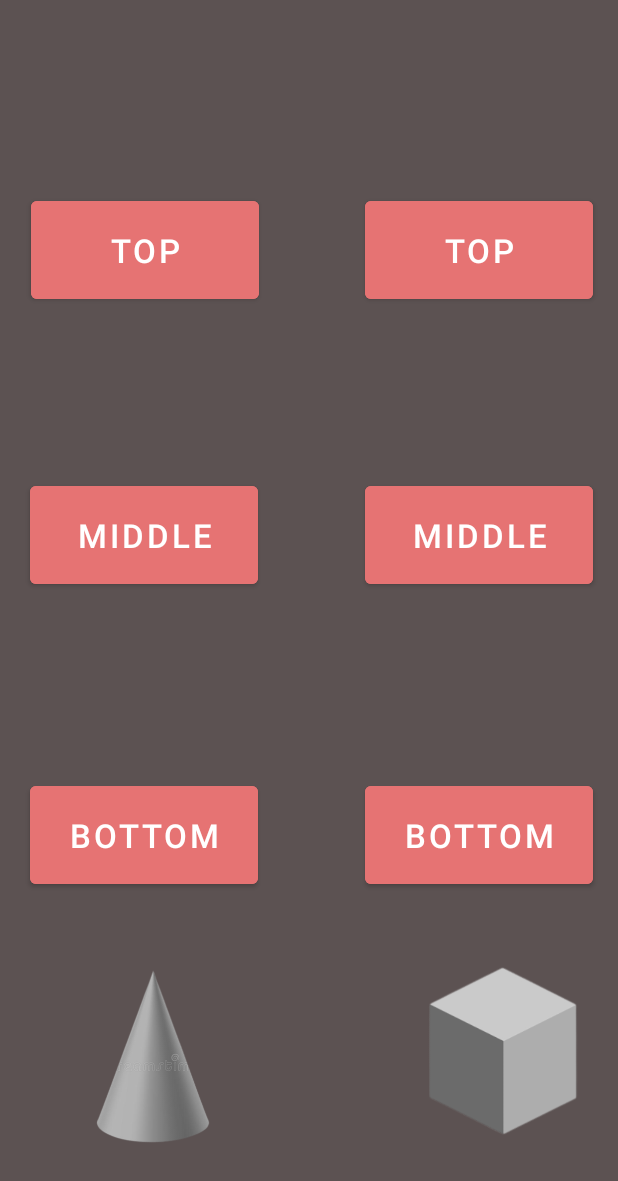
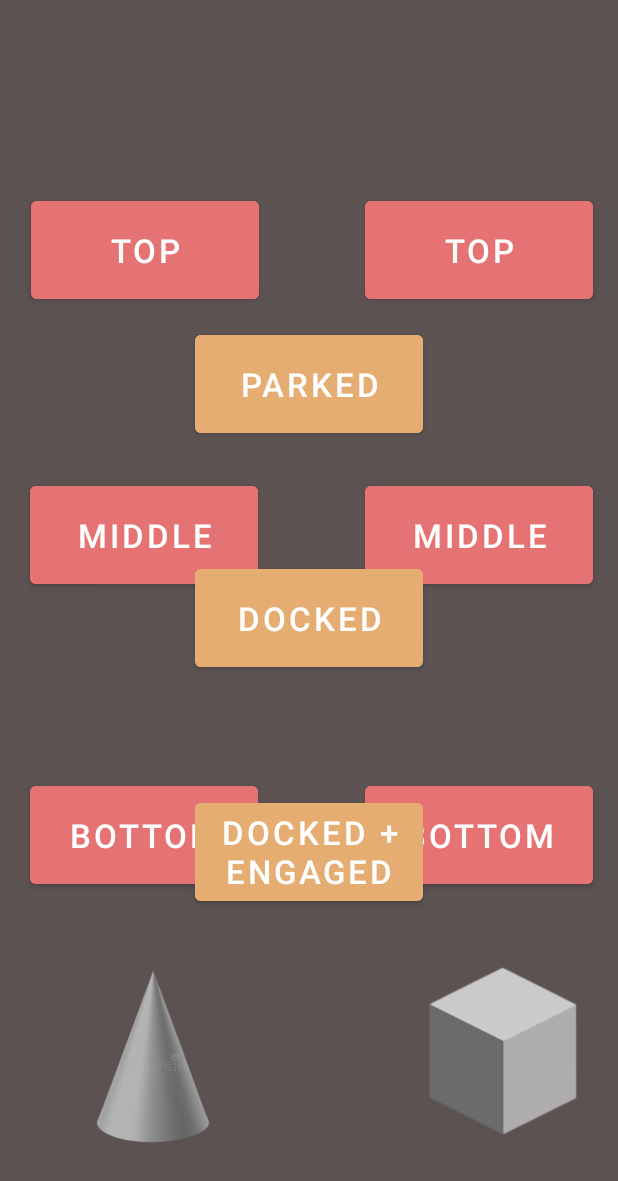
Before and after one commit to AdityaK2905/TalonScoutingApp2023, an Android app: the layout teleop_screen.xml on its own in the app's theme, with its tools: preview values and no code run, on a phone screen of 412 x 824 dp. Shown: the top 1181 px of the screen. Run offline under Robolectric (Android 15) with nearby library versions, the phone set to English and light mode, and no system bars.

Commit message:
more buttons

```diff
--- a/app/src/main/res/layout/teleop_screen.xml
+++ b/app/src/main/res/layout/teleop_screen.xml
@@ -21,7 +21,7 @@
         android:id="@+id/ConeTopButton"
         android:layout_width="152dp"
         android:layout_height="77dp"
-        android:backgroundTint="#E67373"
+        android:backgroundTint="@color/bgpink"
         android:onClick="coneTopPlus"
         android:text="Top"
         android:textSize="22dp"
@@ -36,7 +36,7 @@
         android:id="@+id/cubeTopButton"
         android:layout_width="152dp"
         android:layout_height="77dp"
-        android:backgroundTint="#E67373"
+        android:backgroundTint="@color/bgpink"
         android:onClick="cubeTopPlus"
         android:text="Top"
         android:textSize="22dp"
@@ -51,7 +51,7 @@
         android:id="@+id/coneMidButton"
         android:layout_width="152dp"
         android:layout_height="77dp"
-        android:backgroundTint="#E67373"
+        android:backgroundTint="@color/bgpink"
         android:onClick="coneMidPlus"
         android:text="Middle"
         android:textSize="22dp"
@@ -66,7 +66,7 @@
         android:id="@+id/cubeMidButton"
         android:layout_width="152dp"
         android:layout_height="77dp"
-        android:backgroundTint="#E67373"
+        android:backgroundTint="@color/bgpink"
         android:onClick="cubeMidPlus"
         android:text="Middle"
         android:textSize="22dp"
@@ -81,7 +81,7 @@
         android:id="@+id/coneBottomButton"
         android:layout_width="152dp"
         android:layout_height="77dp"
-        android:backgroundTint="#E67373"
+        android:backgroundTint="@color/bgpink"
         android:onClick="coneLowPlus"
         android:text="Bottom"
         android:textSize="22dp"
@@ -130,4 +130,42 @@
         app:layout_constraintTop_toTopOf="parent"
         app:layout_constraintVertical_bias="0.973"
         app:srcCompat="@drawable/triangle" />
+
+    <Button
+        android:id="@+id/parkButton"
+        android:layout_width="152dp"
+        android:layout_height="77dp"
+        android:backgroundTint="@color/melloyellow"
+        android:text="Parked"
+        android:textSize="22dp"
+        app:layout_constraintBottom_toBottomOf="parent"
+        app:layout_constraintEnd_toEndOf="parent"
+        app:layout_constraintStart_toStartOf="parent"
+        app:layout_constraintTop_toTopOf="parent"
+        app:layout_constraintVertical_bias="0.291" />
+
+    <Button
+        android:id="@+id/dockedButton"
+        android:layout_width="152dp"
+        android:layout_height="77dp"
+        android:backgroundTint="@color/melloyellow"
+        android:text="Docked"
+        android:textSize="22dp"
+        app:layout_constraintBottom_toBottomOf="parent"
+        app:layout_constraintEnd_toEndOf="parent"
+        app:layout_constraintStart_toStartOf="parent"
+        app:layout_constraintTop_toTopOf="parent" />
+
+    <Button
+        android:id="@+id/dockedandEbutton"
+        android:layout_width="152dp"
+        android:layout_height="77dp"
+        android:backgroundTint="@color/melloyellow"
+        android:text="Docked + Engaged"
+        android:textSize="22dp"
+        app:layout_constraintBottom_toBottomOf="parent"
+        app:layout_constraintEnd_toEndOf="parent"
+        app:layout_constraintStart_toStartOf="parent"
+        app:layout_constraintTop_toTopOf="parent"
+        app:layout_constraintVertical_bias="0.709" />
 </androidx.constraintlayout.widget.ConstraintLayout>
--- a/app/src/main/res/values/colors.xml
+++ b/app/src/main/res/values/colors.xml
@@ -9,4 +9,5 @@
     <color name="white">#FFFFFFFF</color>
     <color name="bgpink">#E67373</color>
     //bgpink = bubble gum pink
+    <color name="melloyellow">#e6ad73</color>
 </resources>
```
